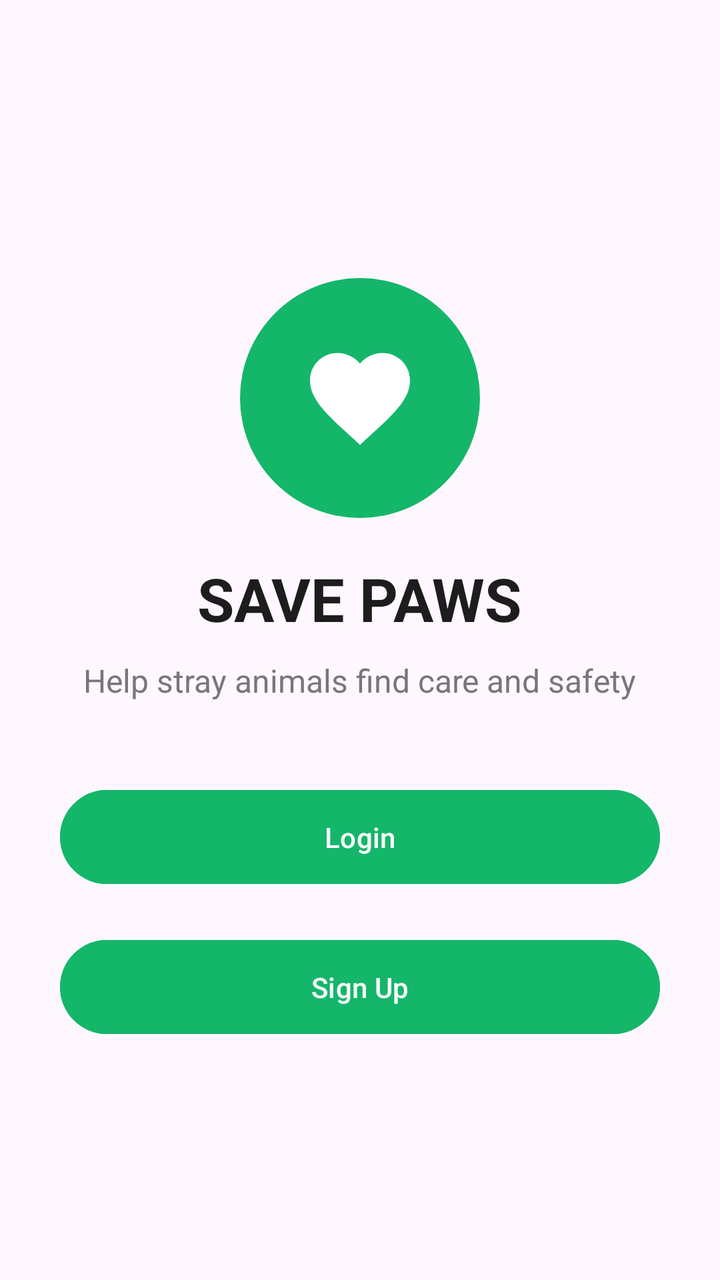
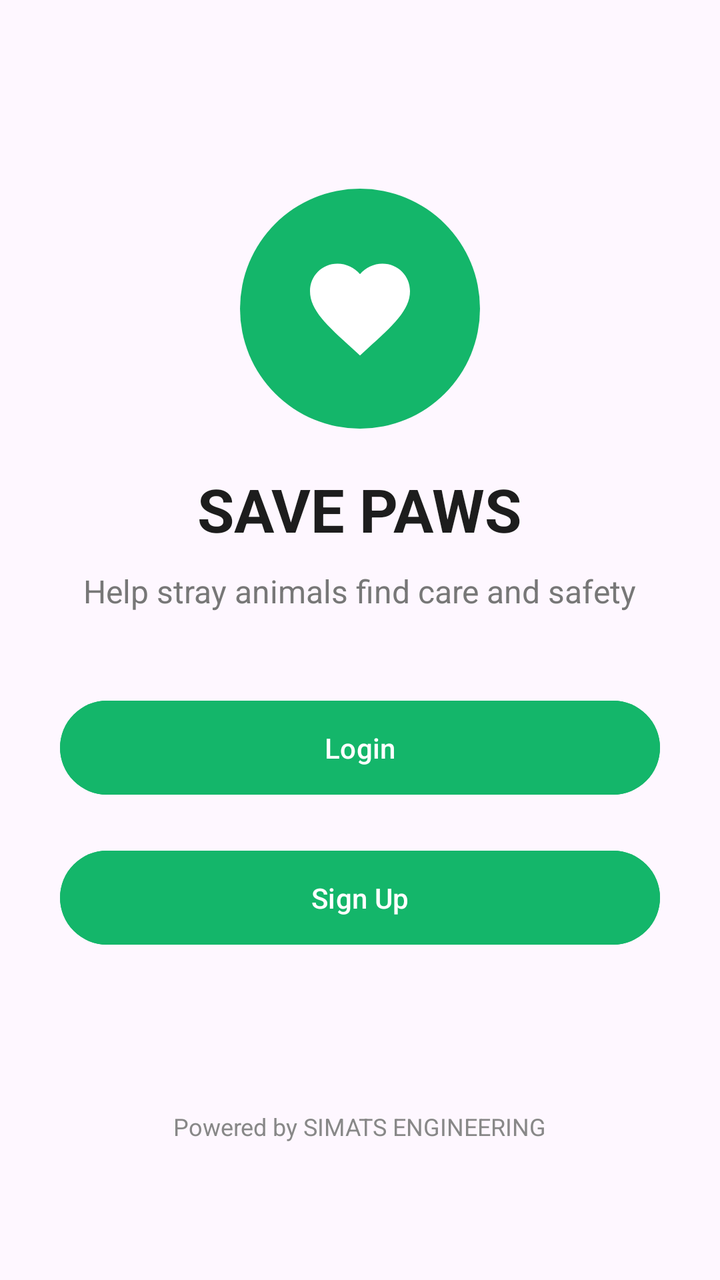

Compare the two renders of this Android layout. The source of the first and the diff that turns it into the second are given below.
<!-- AndroidManifest.xml: application theme Theme.Saveparse -->
<!-- res/layout/activity_main.xml -->
<?xml version="1.0" encoding="utf-8"?>
<ScrollView
    xmlns:android="http://schemas.android.com/apk/res/android"
    android:layout_width="match_parent"
    android:layout_height="match_parent"
    android:fillViewport="true">

    <RelativeLayout
        android:layout_width="match_parent"
        android:layout_height="match_parent"
        android:gravity="center">

        <LinearLayout
            android:orientation="vertical"
            android:gravity="center_horizontal"
            android:layout_centerInParent="true"
            android:padding="30dp"
            android:layout_width="match_parent"
            android:layout_height="wrap_content">

            
            <ImageView
                android:id="@+id/icon_heart"
                android:layout_width="120dp"
                android:layout_height="120dp"
                android:layout_marginTop="20dp"
                android:src="@drawable/ic_heart"
                android:background="@drawable/circle_bg"
                android:padding="30dp" />

            
            <TextView
                android:id="@+id/tvTitle"
                android:text="SAVE PAWS"
                android:textSize="30sp"
                android:textStyle="bold"
                android:textColor="#1D1D1D"
                android:layout_marginTop="20dp"
                android:layout_width="wrap_content"
                android:layout_height="wrap_content"/>

            
            <TextView
                android:id="@+id/tvSubtitle"
                android:text="Help stray animals find care and safety"
                android:textSize="16sp"
                android:textColor="#777777"
                android:layout_marginTop="10dp"
                android:layout_width="wrap_content"
                android:layout_height="wrap_content"/>

            
            <Button
                android:id="@+id/btnLogin"
                android:layout_width="match_parent"
                android:layout_height="55dp"
                android:layout_marginTop="40dp"
                android:text="Login"
                android:textColor="#FFFFFF"
                android:backgroundTint="#14B66A"
                android:radius="20dp"/>

            
            <Button
                android:id="@+id/btnSignUp"
                android:layout_width="match_parent"
                android:layout_height="55dp"
                android:layout_marginTop="20dp"
                android:backgroundTint="#14B66A"
                android:text="Sign Up"/>

        </LinearLayout>

    </RelativeLayout>

</ScrollView>
<!-- resources referenced by this layout -->
<resources>
  <!-- drawable circle_bg (drawable) -->
  <shape xmlns:android="http://schemas.android.com/apk/res/android"
      android:shape="oval">
      <solid android:color="#14B66A"/>
  </shape>
  <!-- drawable ic_heart (drawable) -->
  <vector xmlns:android="http://schemas.android.com/apk/res/android"
      android:width="24dp"
      android:height="24dp"
      android:viewportWidth="24.0"
      android:viewportHeight="24.0">
      <path
          android:fillColor="#FFFFFFFF"
          android:pathData="M12,21.35l-1.45,-1.32C5.4,15.36 2,12.28 2,8.5 2,5.42 4.42,3 7.5,3c1.74,0 3.41,0.81 4.5,2.09C13.09,3.81 14.76,3 16.5,3 19.58,3 22,5.42 22,8.5c0,3.78 -3.4,6.86 -8.55,11.54L12,21.35z"/>
  </vector>
  <style name="Theme.Saveparse" parent="Base.Theme.Saveparse" />
  <style name="Base.Theme.Saveparse" parent="Theme.Material3.DayNight.NoActionBar">
          
          
      </style>
</resources>

<!-- the commit's change to res/layout/activity_main.xml (unified diff, before → after) -->
@@ -71,6 +71,16 @@
 
         </LinearLayout>
 
+        <TextView
+            android:layout_width="wrap_content"
+            android:layout_height="wrap_content"
+            android:text="Powered by SIMATS ENGINEERING"
+            android:textColor="#888888"
+            android:textSize="12sp"
+            android:layout_alignParentBottom="true"
+            android:layout_centerHorizontal="true"
+            android:layout_marginBottom="24dp"/>
+
     </RelativeLayout>
 
 </ScrollView>
<!-- resource entries referenced after the edit -->
@@ -19,6 +19,8 @@
   <style name="Base.Theme.Saveparse" parent="Theme.Material3.DayNight.NoActionBar">
           
           
+          <item name="app_name_color">#0A0E27</item>
+          <item name="inverse">@android:color/white</item>
       </style>
 </resources>
 
